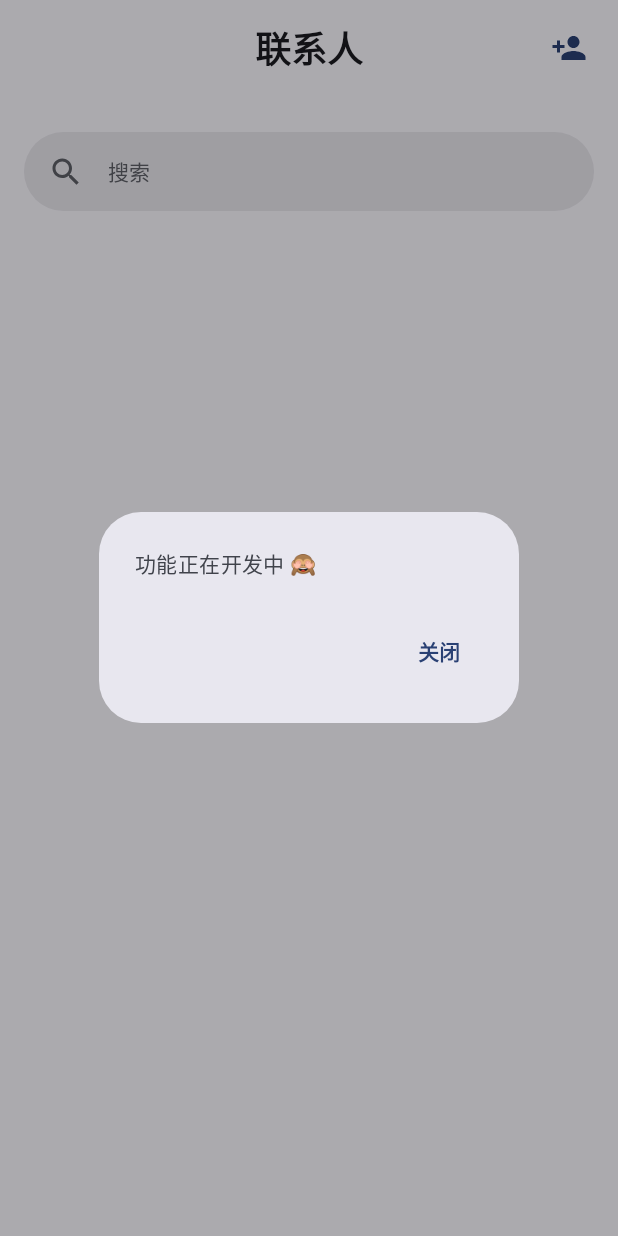
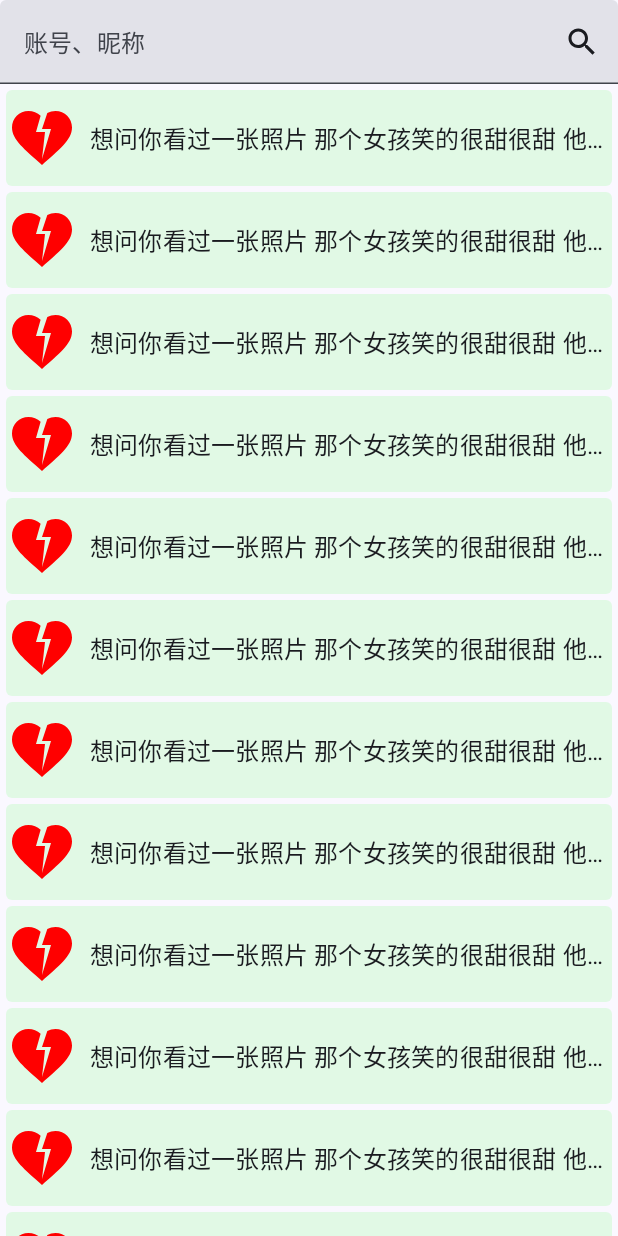
Before and after one commit to iHe1u0/Chat_For_Android, an Android app built with Jetpack Compose: the fragment ContactFragment shown on its own in the app's theme, after a tap on "添加联系人", on a phone screen of 412 x 824 dp. Run offline under Robolectric (Android 15) with nearby library versions, the phone set to English and light mode, and no system bars; our stand-ins replace Dagger/Hilt's generated code, Room's generated code, accompanist; libraries missing offline, so code that uses them is left out: com.orhanobut.logger, org.jivesoftware.smack, org.jivesoftware.smackx; 2 statements that could not run were skipped.

Commit message:
add SearchActivity.kt and move avatar ImageView into Avatar.kt

```diff
--- a/app/src/main/AndroidManifest.xml
+++ b/app/src/main/AndroidManifest.xml
@@ -48,6 +48,10 @@
                     android:scheme="imorningchat" />
             </intent-filter>
         </activity>
+        <activity
+            android:name=".activity.SearchActivity"
+            android:exported="true"
+            android:windowSoftInputMode="adjustResize" />
 
         <service
             android:name=".service.NetworkService"
--- /dev/null
+++ b/app/src/main/java/cc/imorning/chat/activity/SearchActivity.kt
@@ -0,0 +1,130 @@
+package cc.imorning.chat.activity
+
+import android.os.Bundle
+import androidx.activity.compose.setContent
+import androidx.compose.foundation.ExperimentalFoundationApi
+import androidx.compose.foundation.background
+import androidx.compose.foundation.clickable
+import androidx.compose.foundation.layout.*
+import androidx.compose.foundation.lazy.LazyColumn
+import androidx.compose.foundation.shape.CircleShape
+import androidx.compose.foundation.shape.RoundedCornerShape
+import androidx.compose.foundation.text.KeyboardOptions
+import androidx.compose.material.icons.Icons
+import androidx.compose.material.icons.filled.Favorite
+import androidx.compose.material.icons.filled.HeartBroken
+import androidx.compose.material.icons.filled.Search
+import androidx.compose.material3.*
+import androidx.compose.runtime.*
+import androidx.compose.ui.Alignment
+import androidx.compose.ui.Modifier
+import androidx.compose.ui.draw.clip
+import androidx.compose.ui.graphics.Color
+import androidx.compose.ui.text.input.ImeAction
+import androidx.compose.ui.text.style.TextOverflow
+import androidx.compose.ui.tooling.preview.Preview
+import androidx.compose.ui.unit.dp
+import cc.imorning.chat.ui.theme.ChatTheme
+
+class SearchActivity : BaseActivity() {
+
+    override fun onCreate(savedInstanceState: Bundle?) {
+        super.onCreate(savedInstanceState)
+        setContent {
+            SearchScreen()
+        }
+    }
+
+    companion object {
+        private const val TAG = "SearchActivity"
+    }
+}
+
+@OptIn(ExperimentalMaterial3Api::class)
+@Preview
+@Composable
+fun SearchScreen() {
+    ChatTheme {
+        Scaffold(
+            topBar = {},
+            content = { paddingValues ->
+                Surface(
+                    modifier = Modifier
+                        .fillMaxSize()
+                        .padding(paddingValues),
+                    color = MaterialTheme.colorScheme.background
+                ) {
+                    ContentScreen()
+                }
+            })
+    }
+}
+
+@OptIn(ExperimentalMaterial3Api::class, ExperimentalFoundationApi::class)
+@Composable
+fun ContentScreen() {
+
+    var key by remember { mutableStateOf("") }
+
+    Column(modifier = Modifier.fillMaxWidth()) {
+        Box(
+            modifier = Modifier.fillMaxWidth(),
+            contentAlignment = Alignment.CenterEnd
+        ) {
+            TextField(
+                value = key,
+                onValueChange = { key = it.trim() },
+                modifier = Modifier
+                    .fillMaxWidth(),
+                singleLine = true,
+                maxLines = 1,
+                label = { Text(text = "账号、昵称") },
+                keyboardOptions = KeyboardOptions.Default.copy(imeAction = ImeAction.Search),
+            )
+            IconButton(onClick = { /*TODO*/ }) {
+                Icon(
+                    imageVector = Icons.Filled.Search,
+                    contentDescription = "搜索好友",
+                    modifier = Modifier
+                        .fillMaxHeight()
+                        .align(Alignment.Center)
+                )
+            }
+        }
+        LazyColumn(
+            modifier = Modifier.fillMaxWidth(),
+            contentPadding = PaddingValues(horizontal = 4.dp, vertical = 4.dp),
+            verticalArrangement = Arrangement.spacedBy(4.dp),
+        ) {
+            items(100) {
+                Row(modifier = Modifier
+                    .fillMaxWidth()
+                    .height(64.dp)
+                    .clip(RoundedCornerShape(4.dp))
+                    .background(Color.Green.copy(0.1f))
+                    .animateItemPlacement()
+                    .clickable { }
+                ) {
+                    Icon(
+                        imageVector = Icons.Filled.HeartBroken,
+                        tint = Color.Red,
+                        contentDescription = "",
+                        modifier = Modifier
+                            .size(48.dp)
+                            .clip(CircleShape)
+                            .align(Alignment.CenterVertically)
+                    )
+                    Text(
+                        text = "想问你看过一张照片 那个女孩笑的很甜很甜 他们说你就住在青浦路的下面",
+                        style = MaterialTheme.typography.bodyLarge,
+                        modifier = Modifier
+                            .align(Alignment.CenterVertically)
+                            .padding(start = 8.dp),
+                        maxLines = 1,
+                        overflow = TextOverflow.Ellipsis
+                    )
+                }
+            }
+        }
+    }
+}
--- a/app/src/main/java/cc/imorning/chat/activity/ui/contact/ContactFragment.kt
+++ b/app/src/main/java/cc/imorning/chat/activity/ui/contact/ContactFragment.kt
@@ -1,5 +1,6 @@
 package cc.imorning.chat.activity.ui.contact
 
+import android.content.Intent
 import android.os.Bundle
 import android.view.LayoutInflater
 import android.view.View
@@ -9,20 +10,21 @@ import androidx.compose.foundation.lazy.LazyColumn
 import androidx.compose.material.icons.Icons
 import androidx.compose.material.icons.filled.PersonAdd
 import androidx.compose.material3.*
-import androidx.compose.runtime.*
+import androidx.compose.runtime.Composable
+import androidx.compose.runtime.collectAsState
 import androidx.compose.ui.Modifier
 import androidx.compose.ui.platform.ComposeView
+import androidx.compose.ui.platform.LocalContext
 import androidx.compose.ui.res.stringResource
-import androidx.compose.ui.tooling.preview.Preview
 import androidx.compose.ui.unit.dp
 import androidx.fragment.app.Fragment
 import androidx.fragment.app.activityViewModels
 import cc.imorning.chat.App
 import cc.imorning.chat.R
+import cc.imorning.chat.activity.SearchActivity
 import cc.imorning.chat.compontens.ContactItem
 import cc.imorning.chat.compontens.SearchBar
 import cc.imorning.chat.ui.theme.ChatTheme
-import cc.imorning.chat.view.ui.ComposeDialogUtils
 import com.google.accompanist.swiperefresh.SwipeRefresh
 import com.google.accompanist.swiperefresh.SwipeRefreshIndicator
 import com.google.accompanist.swiperefresh.rememberSwipeRefreshState
@@ -65,15 +67,9 @@ class ContactFragment : Fragment() {
 }
 
 @OptIn(ExperimentalMaterial3Api::class)
-@Preview(
-    showBackground = true
-)
 @Composable
 fun TopBar() {
-    var showBuildingDialog by remember { mutableStateOf(false) }
-    if (showBuildingDialog) {
-        ComposeDialogUtils.FunctionalityNotAvailablePopup { showBuildingDialog = false }
-    }
+    val context = LocalContext.current
     CenterAlignedTopAppBar(
         title = {
             Text(
@@ -84,7 +80,8 @@ fun TopBar() {
         actions = {
             TextButton(
                 onClick = {
-                    showBuildingDialog = true
+                    val searchActivity = Intent(context, SearchActivity::class.java)
+                    context.startActivity(searchActivity)
                 }) {
                 Icon(
                     imageVector = Icons.Filled.PersonAdd,
--- a/common/src/main/java/cc/imorning/common/CommonApp.kt
+++ b/common/src/main/java/cc/imorning/common/CommonApp.kt
@@ -83,10 +83,12 @@ open class CommonApp : Application() {
         fun exitApp(status: Int = 0) {
             val notificationManager =
                 getContext().getSystemService(Context.NOTIFICATION_SERVICE) as NotificationManager
+            val databaseDao = CommonApp().appDatabase.appDatabaseDao()
             notificationManager.cancelAll()
             MainScope().launch(Dispatchers.IO) {
                 ConnectionManager.disconnect()
-                CommonApp().appDatabase.appDatabaseDao().deleteAllContact()
+                databaseDao.deleteAllContact()
+                databaseDao.deleteAllRecentMessage()
                 withContext(Dispatchers.Main) {
                     ActivityCollector.finishAll()
                 }
--- a/common/src/main/java/cc/imorning/common/database/dao/AppDatabaseDao.kt
+++ b/common/src/main/java/cc/imorning/common/database/dao/AppDatabaseDao.kt
@@ -30,4 +30,7 @@ interface AppDatabaseDao {
     @Query("delete from ${DatabaseConstant.TABLE_CONTACT_INFO}")
     fun deleteAllContact()
 
+    @Query("delete from ${DatabaseConstant.TABLE_RECENT_MESSAGE}")
+    fun deleteAllRecentMessage()
+
 }
```
Also changed, not shown: app/src/main/java/cc/imorning/chat/App.kt (+11 -1 lines), app/src/main/java/cc/imorning/chat/activity/ui/message/MessageFragment.kt (+5 -5 lines), app/src/main/java/cc/imorning/chat/activity/ui/profile/ProfileFragment.kt (+2 -35 lines), app/src/main/java/cc/imorning/chat/compontens/Avatar.kt (added, +54 -0 lines), app/src/main/java/cc/imorning/chat/compontens/ContactItem.kt (+7 -39 lines), app/src/main/java/cc/imorning/chat/compontens/RecentMessageItem.kt (+1 -41 lines), app/src/main/java/cc/imorning/chat/viewmodel/SearchViewModel.kt (added, +12 -0 lines), 1 other file.
